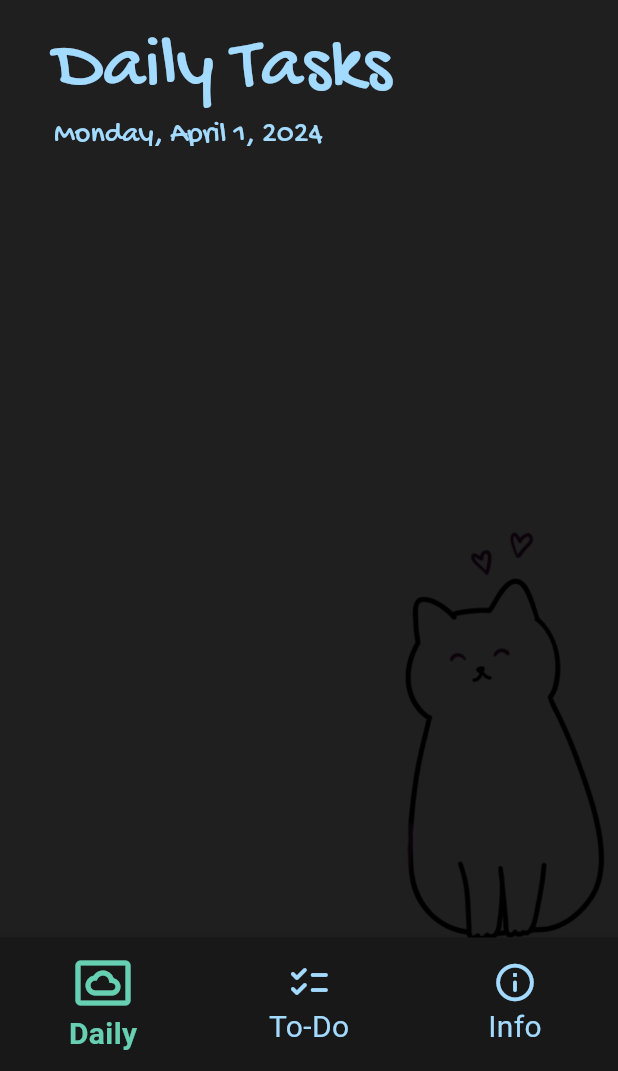
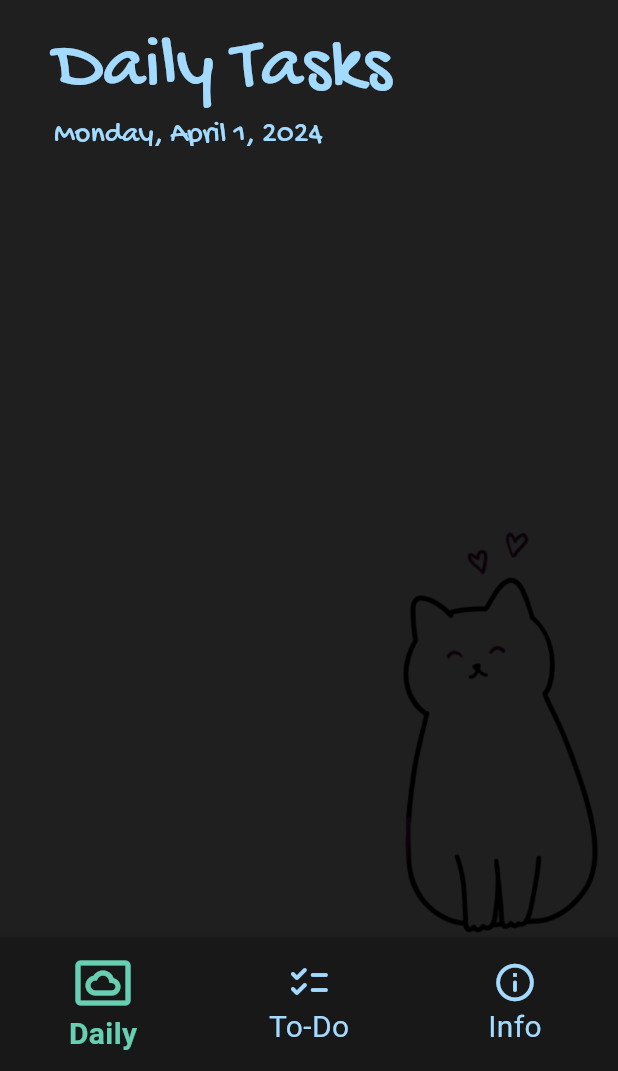
Before and after one commit to puranenjenny/scatterbrain, a Flutter app: the screen it shows after launch, on a phone screen of 412 x 824 dp, the part 165-1236 px from its top. Run offline on Flutter 3.47's test engine with Material 3 defaults, Android fonts, the phone set to English and light mode, and no system bars; Roboto replaces fonts that are missing (FireCode).

Commit message:
päivitystä

```diff
--- a/lib/daily.dart
+++ b/lib/daily.dart
@@ -1,10 +1,9 @@
 import 'package:flutter/material.dart';
-import 'package:intl/intl.dart'; // Tuodaan intl-paketti käyttöön päivämäärän käsittelyä varten
+import 'package:intl/intl.dart';
 
 class DailySivu extends StatelessWidget {
   @override
   Widget build(BuildContext context) {
-    // Muotoillaan nykyinen päivämäärä halutussa muodossa
     String formattedDate = DateFormat('EEEE, MMMM d, y').format(DateTime.now());
 
     return Scaffold(
@@ -13,9 +12,9 @@ class DailySivu extends StatelessWidget {
           backgroundColor: Color(0xFF1F1F1F),
           toolbarHeight: 97,
           title: Padding(
-            padding: const EdgeInsets.only(left: 20, right: 20, top: 20, bottom: 0), // Muutettu bottom-padding 0:aan
+            padding: const EdgeInsets.only(left: 20, right: 20, top: 20, bottom: 0),
             child: Column(
-              crossAxisAlignment: CrossAxisAlignment.start,// Lisätään Column-widget päivämäärän näyttämiseksi otsikon alla
+              crossAxisAlignment: CrossAxisAlignment.start,
               children: [
                 Text('Daily Tasks',
                     style: TextStyle(
@@ -32,11 +31,11 @@ class DailySivu extends StatelessWidget {
           )),
       body: Container(
         decoration: BoxDecoration(
-          image: DecorationImage(
-            image: AssetImage("images/tausta_ilta.png"), // taustakuva
-            fit: BoxFit.cover, // täyttää koko ruudun
-          ),
-        ),
+    image: DecorationImage(
+      image: AssetImage("images/tausta_ilta.png"),
+      fit: BoxFit.contain, // contain
+    ),
+  ),
         child: Stack(
           children: [
             // Lisää widgettejä tarvittaessa
--- a/lib/info.dart
+++ b/lib/info.dart
@@ -16,7 +16,7 @@ class InfoSivu extends StatelessWidget {
         decoration: BoxDecoration(
         image: DecorationImage(
           image: AssetImage("images/tausta_info.png"), // taustakuva
-          fit: BoxFit.cover, // täyttää koko ruudun
+          fit: BoxFit.fill, // fill näyttää koko kuvan
         ),
       ),
         child: Stack(
--- a/lib/todo.dart
+++ b/lib/todo.dart
@@ -71,7 +71,7 @@ class _ToDoSivuState extends State<ToDoSivu> { // todo sivu luokka
         decoration: BoxDecoration(
         image: DecorationImage(
           image: AssetImage("images/tausta_todo.png"), // taustakuva
-          fit: BoxFit.cover, // täyttää koko ruudun
+          fit: BoxFit.cover, // cover
         ),
       ),
         child: Stack(
```
